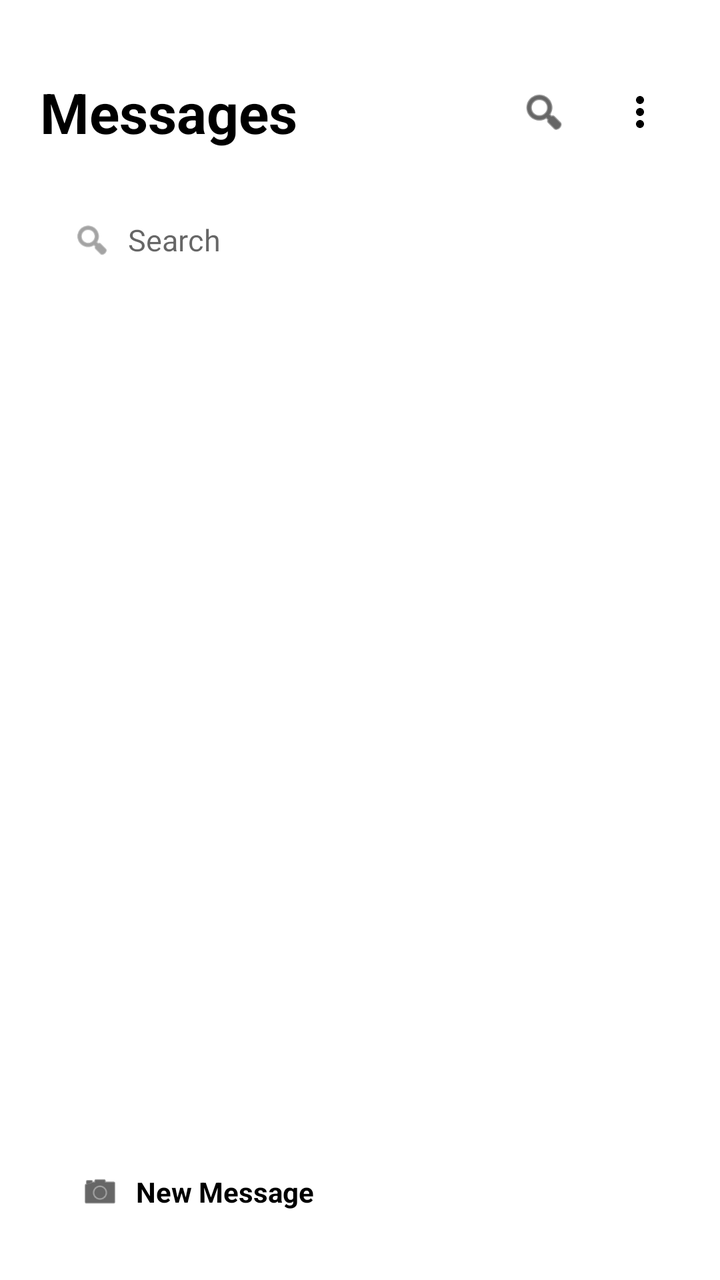
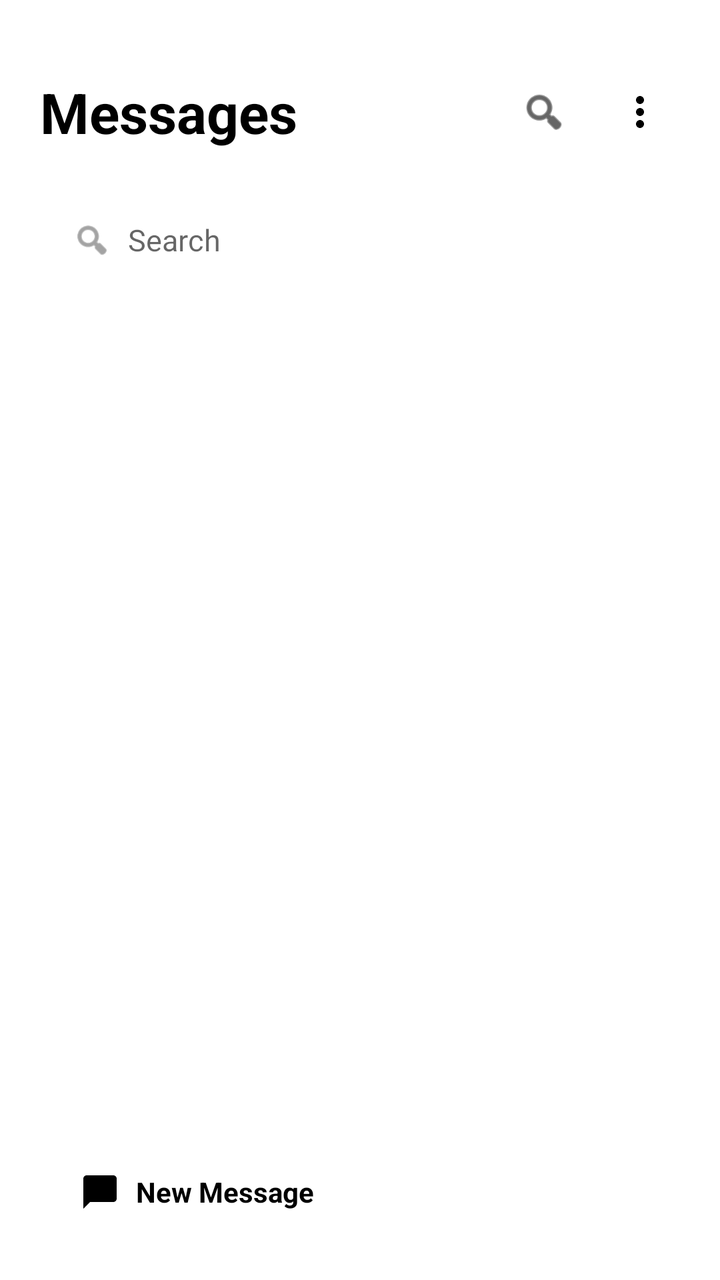

Compare the two renders of this Android layout. The source of the first and the diff that turns it into the second are given below.
<!-- AndroidManifest.xml: application theme Theme.Ujumbe -->
<!-- res/layout/activity_conversation_list.xml -->
<?xml version="1.0" encoding="utf-8"?>
<RelativeLayout xmlns:android="http://schemas.android.com/apk/res/android"
    xmlns:app="http://schemas.android.com/apk/res-auto"
    xmlns:tools="http://schemas.android.com/tools"
    android:layout_width="match_parent"
    android:layout_height="match_parent"
    android:background="@null">

    
    <LinearLayout
        android:id="@+id/layoutHeader"
        android:layout_width="match_parent"
        android:layout_height="wrap_content"
        android:layout_alignParentTop="true"
        android:orientation="vertical"
        android:paddingTop="24dp">

        
        <RelativeLayout
            android:id="@+id/headerNormal"
            android:layout_width="match_parent"
            android:layout_height="64dp"
            android:paddingHorizontal="20dp">

            <TextView
                android:layout_width="wrap_content"
                android:layout_height="wrap_content"
                android:layout_centerVertical="true"
                android:layout_alignParentStart="true"
                android:text="Messages"
                android:textColor="@color/glass_text_primary"
                android:textSize="28sp"
                android:textStyle="bold"
                android:tag="theme_text_primary" />

            <ImageButton
                android:id="@+id/buttonSettings"
                android:layout_width="40dp"
                android:layout_height="40dp"
                android:layout_centerVertical="true"
                android:layout_alignParentEnd="true"
                android:background="?attr/selectableItemBackgroundBorderless"
                android:contentDescription="@string/tab_settings"
                android:padding="8dp"
                android:scaleType="fitCenter"
                android:src="@drawable/ic_more_vert"
                app:tint="@color/glass_text_primary" />

            <ImageButton
                android:id="@+id/buttonSearch"
                android:layout_width="40dp"
                android:layout_height="40dp"
                android:layout_centerVertical="true"
                android:layout_toStartOf="@id/buttonSettings"
                android:layout_marginEnd="8dp"
                android:background="?attr/selectableItemBackgroundBorderless"
                android:contentDescription="@string/action_search"
                android:padding="8dp"
                android:scaleType="fitCenter"
                android:src="@android:drawable/ic_menu_search"
                app:tint="@color/glass_text_primary" />

        </RelativeLayout>

        
        <LinearLayout
            android:id="@+id/layoutSearchPill"
            android:layout_width="match_parent"
            android:layout_height="48dp"
            android:layout_marginHorizontal="20dp"
            android:layout_marginTop="8dp"
            android:background="@drawable/bg_glass_pill"
            android:gravity="center_vertical"
            android:orientation="horizontal"
            android:paddingHorizontal="16dp"
            android:tag="theme_pill">

            <ImageView
                android:layout_width="20dp"
                android:layout_height="20dp"
                android:src="@android:drawable/ic_menu_search"
                app:tint="@color/glass_text_secondary" />

            <EditText
                android:id="@+id/editSearch"
                android:layout_width="match_parent"
                android:layout_height="match_parent"
                android:layout_marginStart="8dp"
                android:background="@null"
                android:hint="Search"
                android:imeOptions="actionSearch"
                android:inputType="text"
                android:maxLines="1"
                android:textColor="@color/glass_text_primary"
                android:textColorHint="@color/glass_text_secondary"
                android:textSize="15sp" />

        </LinearLayout>

    </LinearLayout>

    
    <androidx.recyclerview.widget.RecyclerView
        android:id="@+id/recyclerConversations"
        android:layout_width="match_parent"
        android:layout_height="match_parent"
        android:layout_below="@id/layoutHeader"
        android:layout_marginHorizontal="16dp"
        android:layout_marginTop="16dp"
        android:layout_marginBottom="80dp"
        android:background="@drawable/bg_glass_panel"
        android:elevation="4dp"
        android:outlineProvider="background"
        android:clipToPadding="false"
        android:paddingVertical="12dp"
        android:tag="theme_panel" />

    
    <LinearLayout
        android:id="@+id/buttonAdd"
        android:layout_width="wrap_content"
        android:layout_height="48dp"
        android:layout_alignParentBottom="true"
        android:layout_alignParentStart="true"
        android:layout_margin="20dp"
        android:background="@drawable/bg_glass_pill"
        android:elevation="6dp"
        android:outlineProvider="background"
        android:clickable="true"
        android:focusable="true"
        android:gravity="center"
        android:orientation="horizontal"
        android:paddingHorizontal="20dp"
        android:tag="theme_pill">

        <ImageView
            android:layout_width="20dp"
            android:layout_height="20dp"
            android:src="@android:drawable/ic_menu_camera"
            app:tint="@color/glass_text_primary" />

        <TextView
            android:layout_width="wrap_content"
            android:layout_height="wrap_content"
            android:layout_marginStart="8dp"
            android:text="New Message"
            android:textColor="@color/glass_text_primary"
            android:textSize="14sp"
            android:textStyle="bold" />

    </LinearLayout>

    
    <LinearLayout
        android:id="@+id/layoutEmpty"
        android:layout_width="match_parent"
        android:layout_height="wrap_content"
        android:layout_centerInParent="true"
        android:gravity="center"
        android:orientation="vertical"
        android:paddingHorizontal="48dp"
        android:visibility="gone">

        <ImageView
            android:layout_width="72dp"
            android:layout_height="72dp"
            android:alpha="0.3"
            android:src="@android:drawable/ic_dialog_email"
            app:tint="@color/primary" />

        <TextView
            android:id="@+id/textEmpty"
            android:layout_width="wrap_content"
            android:layout_height="wrap_content"
            android:layout_marginTop="16dp"
            android:gravity="center"
            android:text="@string/no_conversations"
            android:textColor="@color/text_secondary"
            android:textSize="15sp" />
    </LinearLayout>

</RelativeLayout>
<!-- resources referenced by this layout -->
<resources>
  <color name="glass_text_primary">#000000</color>
  <color name="glass_text_secondary">#99000000</color>
  <color name="primary">#1E52C4</color>
  <color name="text_secondary">#757575</color>
  <!-- drawable bg_glass_panel (drawable) -->
  <?xml version="1.0" encoding="utf-8"?>
  <shape xmlns:android="http://schemas.android.com/apk/res/android"
      android:shape="rectangle">
      <solid android:color="@color/glass_panel_fill" />
      <corners android:radius="24dp" />
      <stroke
          android:width="1dp"
          android:color="@color/glass_panel_border" />
  </shape>
  <!-- drawable bg_glass_pill (drawable) -->
  <?xml version="1.0" encoding="utf-8"?>
  <shape xmlns:android="http://schemas.android.com/apk/res/android"
      android:shape="rectangle">
      <solid android:color="@color/glass_panel_fill" />
      <corners android:radius="100dp" />
      <stroke
          android:width="1dp"
          android:color="@color/glass_panel_border" />
  </shape>
  <!-- drawable ic_more_vert (drawable) -->
  <vector xmlns:android="http://schemas.android.com/apk/res/android"
      android:width="24dp"
      android:height="24dp"
      android:viewportWidth="24"
      android:viewportHeight="24">
    <path
        android:fillColor="#FFFFFF"
        android:pathData="M12,8c1.1,0 2,-0.9 2,-2s-0.9,-2 -2,-2 -2,0.9 -2,2 0.9,2 2,2zM12,10c-1.1,0 -2,0.9 -2,2s0.9,2 2,2 2,-0.9 2,-2 -0.9,-2 -2,-2zM12,16c-1.1,0 -2,0.9 -2,2s0.9,2 2,2 2,-0.9 2,-2 -0.9,-2 -2,-2z" />
  </vector>
  <string name="action_search">Search</string>
  <string name="no_conversations">No conversations yet. Tap + to start one.</string>
  <string name="tab_settings">Settings</string>
  <style name="Theme.Ujumbe" parent="Theme.MaterialComponents.DayNight.NoActionBar">
          <item name="colorPrimary">#1E52C4</item>
          <item name="colorPrimaryDark">#114FB5</item>
          <item name="colorAccent">#1398FF</item>
          <item name="android:statusBarColor">?attr/colorPrimaryDark</item>
      </style>
  <color name="glass_panel_fill">#1AFFFFFF</color>
  <color name="glass_panel_border">#4DFFFFFF</color>
</resources>

<!-- the commit's change to res/layout/activity_conversation_list.xml (unified diff, before → after) -->
@@ -136,7 +136,7 @@
         <ImageView
             android:layout_width="20dp"
             android:layout_height="20dp"
-            android:src="@android:drawable/ic_menu_camera"
+            android:src="@drawable/ic_chat_bubble_white"
             app:tint="@color/glass_text_primary" />
 
         <TextView
<!-- resource entries referenced after the edit -->
@@ -24,6 +24,16 @@
           android:width="1dp"
           android:color="@color/glass_panel_border" />
   </shape>
+  <!-- drawable ic_chat_bubble_white (drawable) -->
+  <vector xmlns:android="http://schemas.android.com/apk/res/android"
+      android:width="24dp"
+      android:height="24dp"
+      android:viewportWidth="24"
+      android:viewportHeight="24">
+    <path
+        android:fillColor="#FFFFFF"
+        android:pathData="M20,2H4C2.9,2 2,2.9 2,4V22L6,18H20C21.1,18 22,17.1 22,16V4C22,2.9 21.1,2 20,2Z" />
+  </vector>
   <!-- drawable ic_more_vert (drawable) -->
   <vector xmlns:android="http://schemas.android.com/apk/res/android"
       android:width="24dp"
